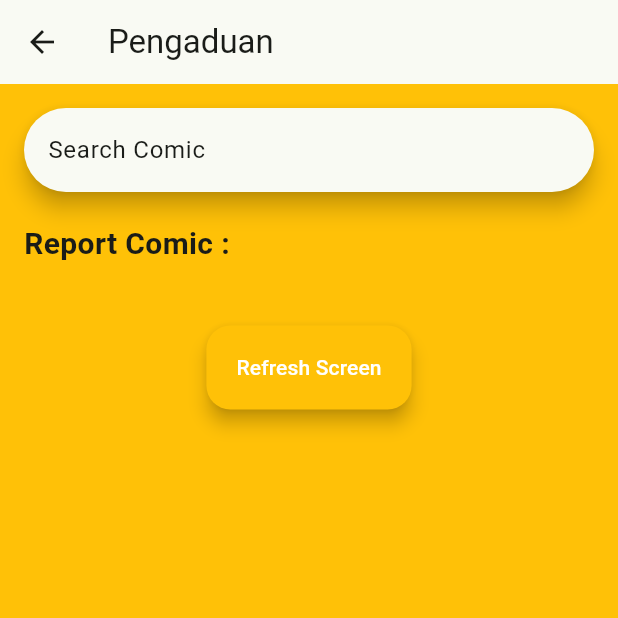
After one commit to MiKami-IPPL/MiKami-Mobile, a Flutter app: the PengaduanScreen screen opened directly, on a phone screen of 412 x 824 dp, the top half of it. The commit adds this screen. Run offline on Flutter 3.47's test engine with Material 3 defaults, Android fonts, the phone set to English and light mode, and no system bars; our stand-ins replace carousel_slider, file_picker, flutter_rating_bar, get, image_picker, multi_select_flutter and 2 more; missing offline and left inert: webview_flutter_android, webview_flutter_wkwebview; accounts and stored records are empty; network calls fail.

Commit message:
add report comic

```diff
--- /dev/null
+++ b/lib/screens/user/pengaduan_screen.dart
@@ -0,0 +1,161 @@
+//buat statefull widget pengaduanScreen
+import 'package:flutter/material.dart';
+import 'package:get/get.dart';
+import 'package:mikami_mobile/screens/auth/welcome_screen.dart';
+import 'package:mikami_mobile/screens/user/search_screen.dart';
+import 'package:mikami_mobile/services_api/controller/auth_service.dart';
+import 'package:mikami_mobile/services_api/controller/user_service.dart';
+import 'package:mikami_mobile/theme/theme.dart';
+import 'package:shared_preferences/shared_preferences.dart';
+
+class PengaduanScreen extends StatefulWidget {
+  @override
+  _PengaduanScreenState createState() => _PengaduanScreenState();
+}
+
+class _PengaduanScreenState extends State<PengaduanScreen> {
+  UserController usercontroller = Get.put(UserController());
+  AuthController authcontroller = Get.put(AuthController());
+  final Future<SharedPreferences> _prefs = SharedPreferences.getInstance();
+  @override
+  Widget build(BuildContext context) {
+    return FutureBuilder(
+      future: authcontroller.isLogin(),
+      builder: (context, snapshot) {
+        if (snapshot.hasData) {
+          if (snapshot.data == false) {
+            // profileController.logout();
+            return WelcomeScreen();
+          } else {
+            return pengaduanWidget();
+          }
+        } else {
+          return CircularProgressIndicator();
+        }
+      },
+    );
+  }
+
+  //buat statefull widget pengaduanScreen
+  Widget pengaduanWidget() {
+    return FutureBuilder(
+        future: _prefs,
+        builder: (context, snapshot) {
+          if (snapshot.hasData) {
+            final SharedPreferences prefs = snapshot.data as SharedPreferences;
+            return Scaffold(
+              backgroundColor: lightColorScheme.primary,
+              appBar: AppBar(
+                title: Text('Pengaduan'),
+              ),
+              body: Container(
+                padding: EdgeInsets.all(16),
+                child: Column(
+                  children: [
+                    // add search bar with animation
+                    SearchBar(
+                      controller: usercontroller.searchController,
+                      hintText: 'Search Comic',
+                      onSubmitted: (Null) async {
+                        await usercontroller.searchKomik();
+                        Get.to(() => SearchScreen());
+                        //reset state
+                      },
+                    ),
+
+                    // Add SizedBox widget to give space between the search bar and the list
+                    SizedBox(height: 20),
+                    // add text widget
+                    Row(
+                      mainAxisAlignment: MainAxisAlignment.start,
+                      children: [
+                        Text(
+                          'Report Comic :',
+                          style: TextStyle(
+                            fontSize: 20,
+                            fontWeight: FontWeight.bold,
+                          ),
+                        ),
+                        SizedBox(width: 10),
+                        if (prefs.getInt('selectedID') != null)
+                          Text(
+                            prefs.getString('selectedTitle') ?? 'not selected',
+                            style: TextStyle(
+                              fontSize: 16,
+                              fontWeight: FontWeight.bold,
+                            ),
+                          ),
+                      ],
+                    ),
+
+                    SizedBox(height: 20),
+                    if (prefs.getInt('selectedID') != null)
+                      ElevatedButton(
+                        onPressed: () {
+                          usercontroller.searchController.clear();
+                          prefs.remove('selectedID');
+                          prefs.remove('selectedTitle');
+                          //reset state
+                          setState(() {});
+                        },
+                        child: Text('Cancel Choose'),
+                      ),
+                    SizedBox(height: 20),
+                    if (prefs.getInt('selectedID') == null)
+                      //make refresh screen button
+                      ElevatedButton(
+                        onPressed: () {
+                          setState(() {});
+                        },
+                        child: Text('Refresh Screen'),
+                      ),
+                    SizedBox(height: 20),
+                    if (prefs.getInt('selectedID') != null)
+                      //make textfield for reason with animation
+                      TextFormField(
+                        onFieldSubmitted: (Null) async {
+                          await usercontroller.postReportKomik();
+                          //reset state
+                          setState(() {});
+                        },
+                        controller: usercontroller.reasonController,
+                        decoration: InputDecoration(
+                          labelText: 'Reason',
+                          labelStyle: TextStyle(
+                            fontSize: 16,
+                            fontWeight: FontWeight.bold,
+                          ),
+                          border: OutlineInputBorder(
+                            borderRadius: BorderRadius.circular(10),
+                            borderSide: BorderSide(color: Colors.black),
+                          ),
+                          focusedBorder: OutlineInputBorder(
+                            borderRadius: BorderRadius.circular(10),
+                            borderSide: BorderSide(color: Colors.blue),
+                          ),
+                          errorBorder: OutlineInputBorder(
+                            borderRadius: BorderRadius.circular(10),
+                            borderSide: BorderSide(color: Colors.red),
+                          ),
+                          focusedErrorBorder: OutlineInputBorder(
+                            borderRadius: BorderRadius.circular(10),
+                            borderSide: BorderSide(color: Colors.red),
+                          ),
+                        ),
+                        style: TextStyle(
+                          fontSize: 16,
+                          fontWeight: FontWeight.bold,
+                        ),
+                      ),
+                  ],
+                ),
+              ),
+            );
+          } else {
+            return Center(
+              child: CircularProgressIndicator(),
+            );
+          }
+        });
+  }
+}
--- a/lib/utils/api_endpoints.dart
+++ b/lib/utils/api_endpoints.dart
@@ -13,4 +13,5 @@ class _AuthEndPoints {
   final String Profile = 'profile';
   final String ForgotPassword = 'forgot-password';
   final String Withdrawal = 'coins/withdrawal';
+  final String Report = 'comics/\$id/report';
 }
```
Also changed, not shown: lib/screens/user/home_screen.dart (+5 -8 lines), lib/screens/user/search_screen.dart (+22 -7 lines), lib/services_api/controller/user_service.dart (+57 -2 lines).
